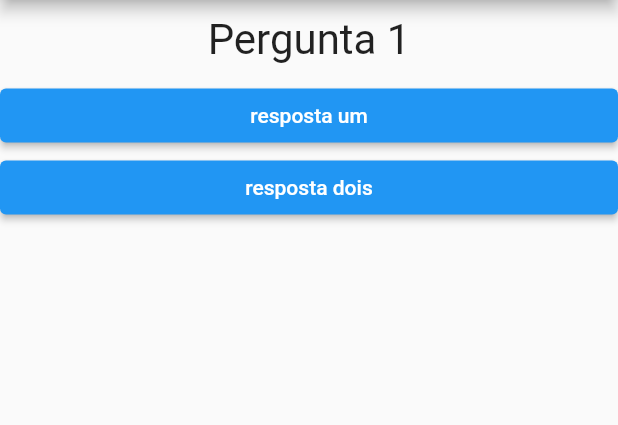
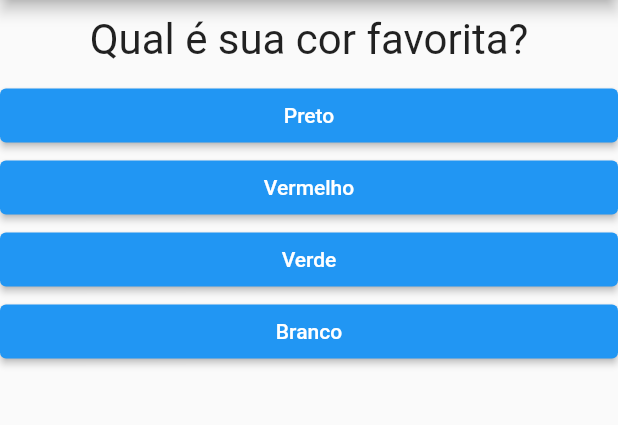
Before and after one commit to GustavoMen/QuizApp_Flutter, a Flutter app: the screen it shows after launch, on a phone screen of 412 x 824 dp, the part 84-509 px from its top. Run offline on Flutter 3.47's test engine with Material 2 defaults, Android fonts, the phone set to English and light mode, and no system bars.

Commit message:
Transform Questions in an Map

```diff
--- a/lib/main.dart
+++ b/lib/main.dart
@@ -1,19 +1,53 @@
 import 'package:flutter/material.dart';
-import './question.dart';
-import './answer.dart';
+import './result.dart';
+import './questionary.dart';
 
 void main() => runApp(QuizApp());
 
 class _QuestionAppState extends State<QuizApp> {
   int _selectedQuestion = 0;
 
+  final List<Map<String, Object>> _questions = const [
+    {
+      "text": "Qual é sua cor favorita?",
+      "answers": [
+        {"text": "Preto", 'nota': 10},
+        {"text": "Vermelho", 'nota': 5},
+        {"text": "Verde", 'nota': 3},
+        {"text": "Branco", 'nota': 1},
+      ],
+    },
+    {
+      "text": "Qual é o seu animal favorito?",
+      "answers": [
+        {"text": "Cobra", "nota": 10},
+        {"text": "Coelho", "nota": 5},
+        {"text": "Elefante", "nota": 3},
+        {"text": "Leão", "nota": 1},
+      ],
+    },
+    {
+      "text": "Qual é o seu instrutor favorito?",
+      "answers": [
+        {"text": "Leo", "nota": 10},
+        {"text": "Gildo", "nota": 5},
+        {"text": "João", "nota": 3},
+        {"text": "Daiane", "nota": 1},
+      ],
+    },
+  ];
+
   void _reply() {
-    setState(() {
-      _selectedQuestion++;
-    });
+    if (hasAnswers) {
+      setState(() {
+        _selectedQuestion++;
+      });
+    }
   }
 
-  final List<String> questions = ['Pergunta 1', 'Pergunta Dois'];
+  bool get hasAnswers {
+    return _selectedQuestion < _questions.length;
+  }
 
   @override
   Widget build(BuildContext context) {
@@ -24,13 +58,12 @@ class _QuestionAppState extends State<QuizApp> {
               "ola texto",
             ),
           ),
-          body: Column(
-            children: <Widget>[
-              Question(questions[_selectedQuestion]),
-              Answer('resposta um', _reply),
-              Answer('resposta dois', _reply)
-            ],
-          )),
+          body: hasAnswers
+              ? Questionary(
+                  selectedQuestion: _selectedQuestion,
+                  questions: _questions,
+                  reply: _reply)
+              : const Result("Parabens!")),
     );
   }
 }
--- /dev/null
+++ b/lib/questionary.dart
@@ -0,0 +1,34 @@
+import "package:flutter/material.dart";
+import "./question.dart";
+import "./answer.dart";
+
+class Questionary extends StatelessWidget {
+  const Questionary(
+      {required this.selectedQuestion,
+      required this.questions,
+      required this.reply,
+      super.key});
+
+  final List<Map<String, Object>> questions;
+  final int selectedQuestion;
+  final void Function() reply;
+
+  bool get hasAnswers {
+    return selectedQuestion < questions.length;
+  }
+
+  @override
+  Widget build(BuildContext context) {
+    List<Map<String, Object>> answer = hasAnswers
+        ? questions[selectedQuestion].cast()['answers']
+            as List<Map<String, Object>>
+        : [];
+
+    return Column(
+      children: <Widget>[
+        Question(questions[selectedQuestion]['text'].toString()),
+        ...answer.map((ans) => Answer(ans['text'] as String, reply)).toList()
+      ],
+    );
+  }
+}
--- /dev/null
+++ b/lib/result.dart
@@ -0,0 +1,17 @@
+import 'package:flutter/material.dart';
+
+class Result extends StatelessWidget {
+  const Result(this.text, {super.key});
+
+  final String? text;
+
+  @override
+  Widget build(BuildContext context) {
+    return Center(
+      child: Text(
+        text!,
+        style: TextStyle(fontSize: 28),
+      ),
+    );
+  }
+}
```
